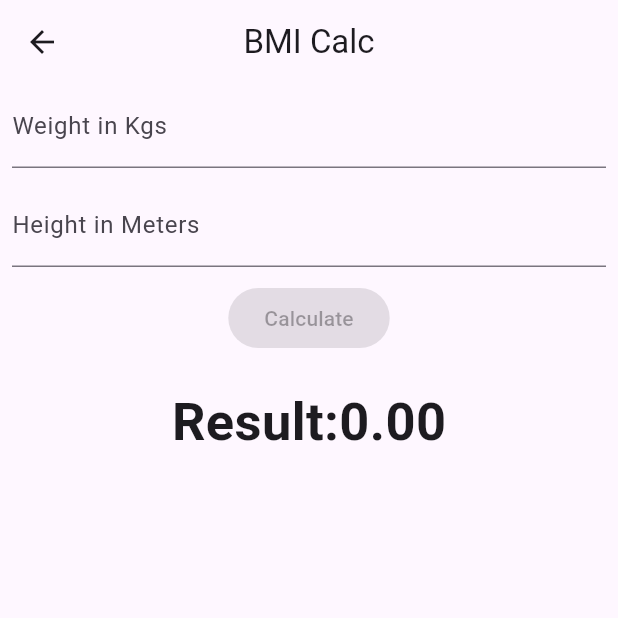
After one commit to Deep-Kacha/flutter-project, a Flutter app: the BmiCalcScreen screen opened directly, on a phone screen of 412 x 824 dp, the top half of it. The commit adds this screen. Run offline on Flutter 3.47's test engine with Material 3 defaults, Android fonts, the phone set to English and light mode, and no system bars; key blocks and very long unbroken strings in the code were emptied for the run.

Commit message:
BMI Calc

```diff
--- /dev/null
+++ b/Flutter_AR/lib/bmi_calc/bmi.dart
@@ -0,0 +1,78 @@
+import 'dart:developer';
+
+import 'package:flutter/material.dart';
+
+class BmiCalcScreen extends StatefulWidget {
+  const BmiCalcScreen({super.key});
+
+  @override
+  State<BmiCalcScreen> createState() => _BmiCalcScreenState();
+}
+
+class _BmiCalcScreenState extends State<BmiCalcScreen> {
+  TextEditingController weightController = TextEditingController();
+  TextEditingController heightController = TextEditingController();
+  double result = 0;
+  bool isValidated = false;
+  void validate() {
+    if (weightController.text.isNotEmpty && heightController.text.isNotEmpty) {
+      isValidated = true;
+    } else {
+      isValidated = false;
+    }
+    setState(() {});
+  }
+
+  @override
+  Widget build(BuildContext context) {
+    return Scaffold(
+      appBar: AppBar(title: Text('BMI Calc'), centerTitle: true),
+      body: Padding(
+        padding: const EdgeInsets.symmetric(horizontal: 8.0),
+        child: Column(
+          children: [
+            TextField(
+              onChanged: (v) {
+                validate();
+              },
+              controller: weightController,
+              decoration: InputDecoration(
+                labelText: "Weight in Kgs",
+                hintText: "Enter your Weight in Kgs",
+              ),
+            ),
+            SizedBox(height: 10),
+            TextField(
+              onChanged: (v) {
+                log("from heightController" + v);
+                validate();
+              },
+              controller: heightController,
+              decoration: InputDecoration(
+                labelText: "Height in Meters",
+                hintText: "Enter your Height in Meters",
+              ),
+            ),
+            SizedBox(height: 10),
+            ElevatedButton(
+              onPressed: isValidated
+                  ? () {
+                      double wt = double.parse(weightController.text);
+                      double ht = double.parse(heightController.text);
+                      result = wt / (ht * ht);
+                      setState(() {});
+                    }
+                  : null,
+              child: Text('Calculate'),
+            ),
+            SizedBox(height: 20),
+            Text(
+              'Result:${result.toStringAsFixed(2)}',
+              style: TextStyle(fontWeight: FontWeight.bold, fontSize: 35),
+            ),
+          ],
+        ),
+      ),
+    );
+  }
+}
--- a/Flutter_AR/lib/ecom_app/login_page.dart
+++ b/Flutter_AR/lib/ecom_app/login_page.dart
@@ -20,7 +20,7 @@ class _LoginPageState extends State<LoginPage> {
     return Scaffold(
       appBar: AppBar(
         title: const Text("Login Page"),
-        backgroundColor: const Color.fromARGB(255, 86, 30, 216),
+        backgroundColor: const Color.fromARGB(255, 167, 138, 233),
         centerTitle: true,
       ),
       body: SafeArea(
```
